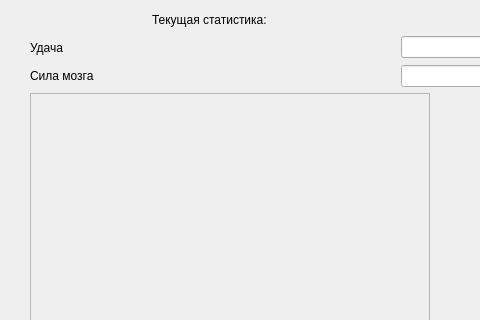
Before: the Qt Designer form 3/gui/main_widget/main_widget.ui in TaplierShiru/MICSLaboratories, drawn with Qt 5; both pictures show x 0 to 480 and y 0 to 320 of the 786 by 530 pixel window.
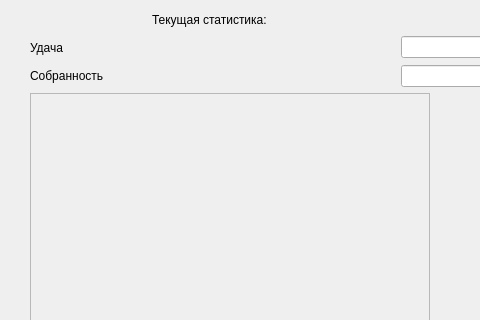
After: the same form once the commit is applied.

Diff of the .ui file:
```diff
--- a/3/gui/main_widget/main_widget.ui
+++ b/3/gui/main_widget/main_widget.ui
@@ -200,7 +200,7 @@
       <item>
        <widget class="QLabel" name="label_cur_brain">
         <property name="text">
-         <string>Сила мозга</string>
+         <string>Собранность</string>
         </property>
        </widget>
       </item>
```
